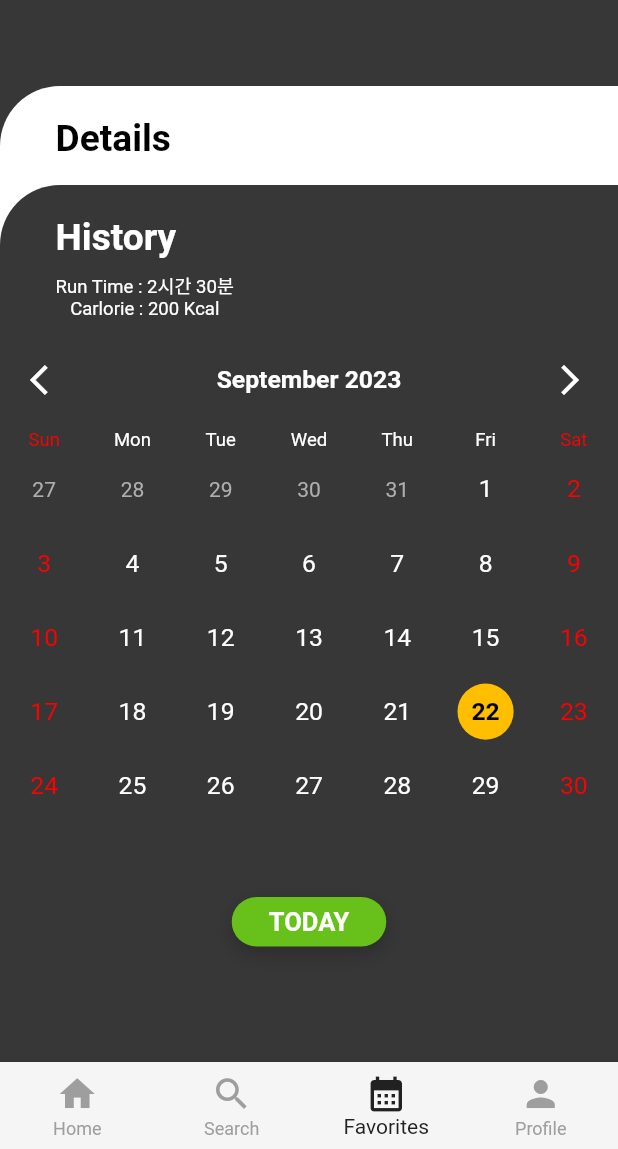
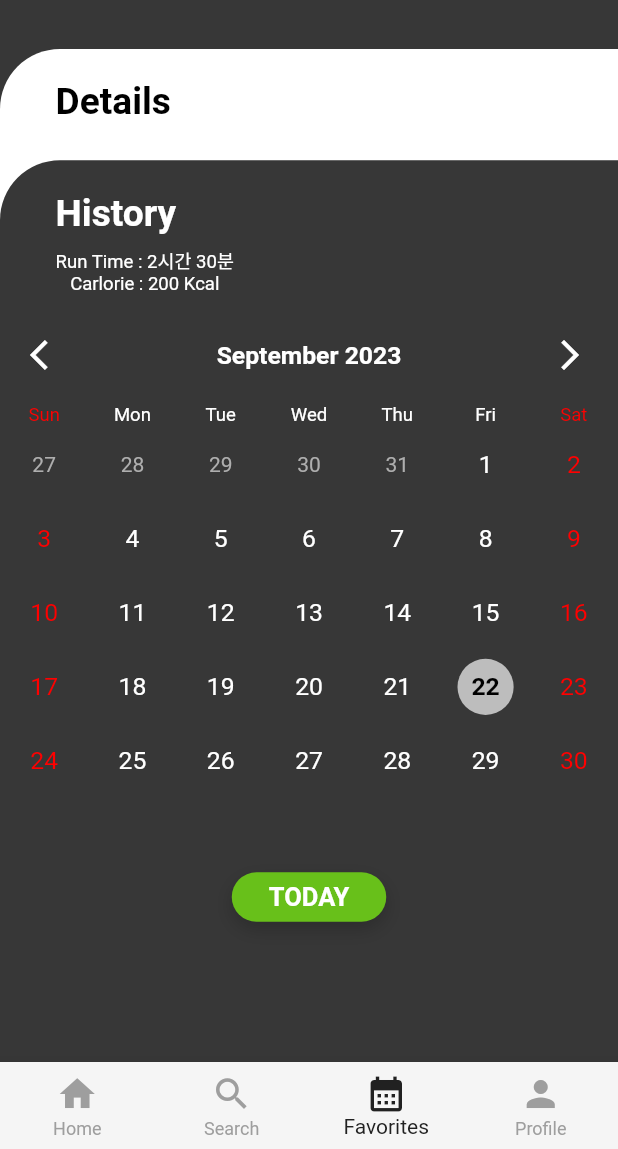
Before and after one commit to chanho2547/besports_v5, a Flutter app: the screen it shows after launch, swiped to page 3, on a phone screen of 412 x 824 dp, the part 87-1236 px from its top. Run offline on Flutter 3.47's test engine with Material 2 defaults, Android fonts, the phone set to English and light mode, and no system bars; drawn by our look-alikes of table_calendar; our stand-ins replace font_awesome_flutter, go_router; missing offline and left inert: app_settings, flutter_reactive_ble, nfc_manager.

Commit message:
history fixed

```diff
--- a/lib/features/history/history_screen.dart
+++ b/lib/features/history/history_screen.dart
@@ -62,8 +62,7 @@ class _HistoryScreenState extends State<HistoryScreen> {
           elevation: 0,
         ),
       ),
-      body: SafeArea(
-        child: Stack(
+      body: Stack(
         children: [
           Container(
             height: s.maxHeight(),
@@ -82,7 +81,7 @@ class _HistoryScreenState extends State<HistoryScreen> {
           ),
           AnimatedPositioned(
             duration: const Duration(milliseconds: 300),
-              top: s.hrSize07(),
+            top: s.hrSize04(),
             left: 0,
             right: 0,
             child: GestureDetector(
@@ -216,7 +215,7 @@ class _HistoryScreenState extends State<HistoryScreen> {
           ),
           AnimatedPositioned(
             duration: const Duration(milliseconds: 300),
-              top: isDetailsOnTop ? s.hrSize70() + s.hrSize03() : s.hrSize15(),
+            top: isDetailsOnTop ? s.hrSize70() + s.hrSize05() : s.hrSize13(),
             left: 0,
             right: 0,
             child: GestureDetector(
@@ -286,6 +285,7 @@ class _HistoryScreenState extends State<HistoryScreen> {
                           firstDay: DateTime.utc(2021, 1, 1),
                           lastDay: DateTime.utc(2030, 12, 31),
                           focusedDay: _focusedDay,
+
                           calendarBuilders: CalendarBuilders(
                             todayBuilder: (context, date, _) {
                               return Column(
@@ -295,19 +295,17 @@ class _HistoryScreenState extends State<HistoryScreen> {
                                   g.vr008(),
                                   Text('${date.day}',
                                       style: TextStyle(
-                                          fontSize: s.hrSize025(),
+                                        fontSize: s.hrSize02(),
                                         fontWeight: FontWeight.w800,
                                       ).copyWith(
-                                          color: custom_colors
-                                              .backgroundLightBlack,
+                                        color: Colors.green,
                                       )),
                                   g.vr001(),
                                   Text(
                                     'TODAY',
                                     style: TextStyle(
                                       fontSize: s.hrSize015(),
-                                        color:
-                                            custom_colors.backgroundLightBlack,
+                                      color: Colors.green,
                                       fontWeight: FontWeight.w800,
                                     ),
                                   )
@@ -330,7 +328,7 @@ class _HistoryScreenState extends State<HistoryScreen> {
                             formatButtonVisible: false,
                             formatButtonDecoration: BoxDecoration(
                               color: custom_colors
-                                    .todaybuttonAmber, // 버튼의 색상을 변경
+                                  .backgroundDarkWhite, // 버튼의 색상을 변경
                               borderRadius: BorderRadius.circular(20.0),
                             ),
                             titleCentered:
@@ -341,8 +339,7 @@ class _HistoryScreenState extends State<HistoryScreen> {
                                 fontSize: s.hrSize02(),
                                 fontWeight: FontWeight.w600),
                             leftChevronIcon: const Icon(Icons.arrow_back_ios,
-                                  color:
-                                      custom_colors.white), // Left arrow color
+                                color: custom_colors.white), // Left arrow color
                             rightChevronIcon: const Icon(
                                 Icons.arrow_forward_ios,
                                 color:
@@ -358,9 +355,9 @@ class _HistoryScreenState extends State<HistoryScreen> {
                           ),
                           calendarStyle: CalendarStyle(
                               // Customize the color of selected day's background
-                                selectedDecoration: const BoxDecoration(
-                                  color: custom_colors
-                                      .todaybuttonAmber, // Set your desired color here
+                              selectedDecoration: BoxDecoration(
+                                color: Colors
+                                    .grey[400], // Set your desired color here
                                 shape: BoxShape
                                     .circle, // You can use other shapes like BoxShape.rectangle
                               ),
@@ -426,7 +423,6 @@ class _HistoryScreenState extends State<HistoryScreen> {
           ),
         ],
       ),
-      ),
     );
   }
 }
```
Lines whose indentation alone changed are shown as unchanged.
